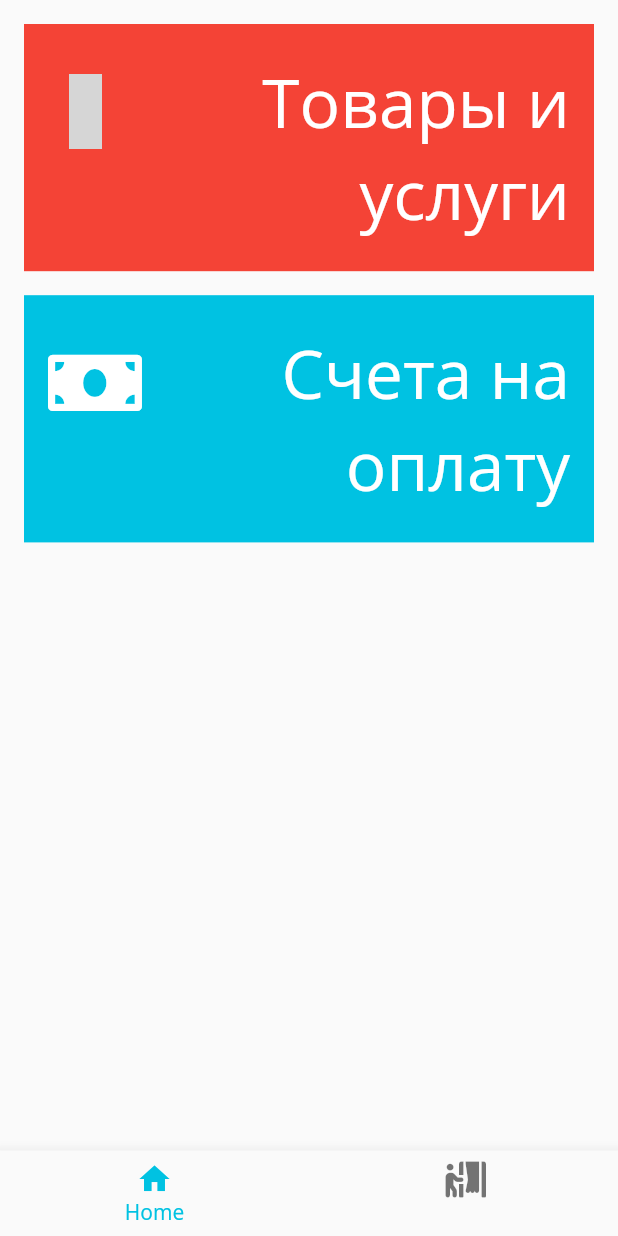
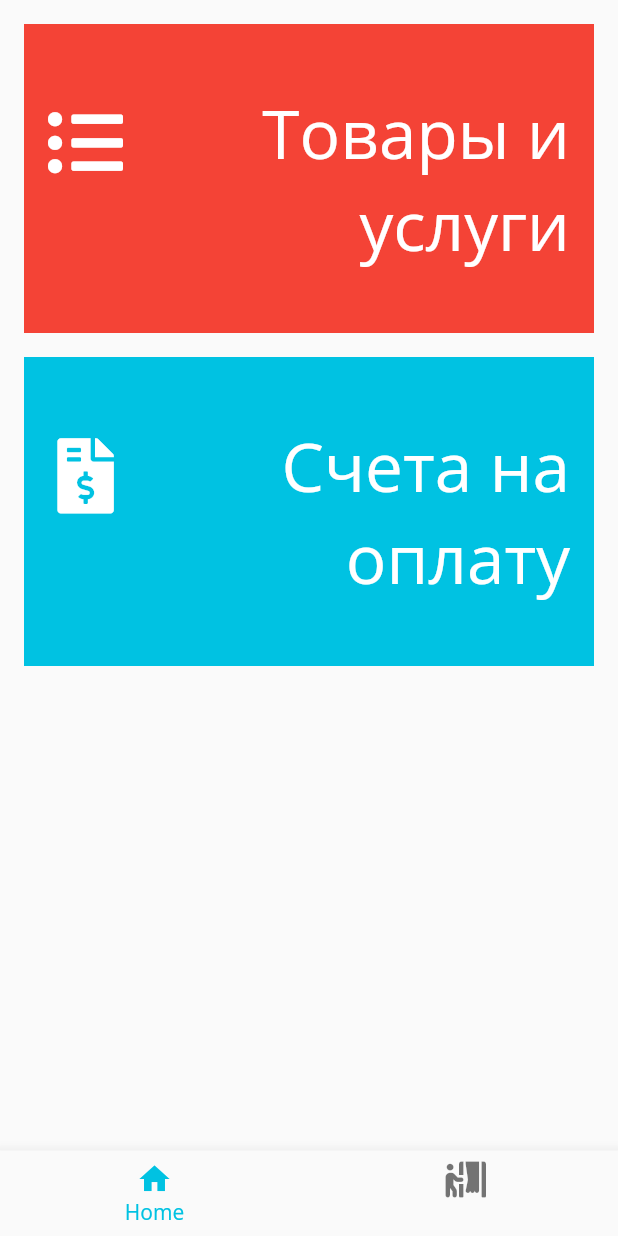
Before and after one commit to Zhalkhas/buhta_mobile, a Flutter app: the screen it shows after launch, on a phone screen of 412 x 824 dp. Run offline on Flutter 3.47's test engine with Material 2 defaults, Android fonts, the phone set to English and light mode, and no system bars; our stand-ins replace bloc, dartz, equatable, fluttericon, freezed_annotation, google_fonts and 1 more; accounts and stored records are empty; generated files the repository leaves out were written again; grey boxes are pictures that could not be loaded.

Commit message:
fixed home UI
Took 3 minutes

```diff
--- a/lib/presentation/pages/home.dart
+++ b/lib/presentation/pages/home.dart
@@ -1,12 +1,11 @@
-import 'package:buhta/presentation/pages/bills.dart';
-import 'package:buhta/presentation/pages/products.dart';
 import 'package:flutter/material.dart';
 import 'package:fluttericon/font_awesome5_icons.dart';
-import 'package:fluttericon/fontelico_icons.dart';
 
 import '../widgets/title_card.dart';
+import 'bills.dart';
+import 'products.dart';
 
-///Widget containing all
+/// Home tab of the application
 class HomePage extends StatefulWidget {
   @override
   State<StatefulWidget> createState() => _HomePageState();
@@ -23,7 +22,7 @@ class _HomePageState extends State<HomePage> {
             TitleCard(
               title: 'Товары и услуги',
               color: Colors.red,
-              leadingIcon: Fontelico.emo_angry,
+              leadingIcon: FontAwesome5.list_ul,
               onTap: () => Navigator.of(context).push(
                 MaterialPageRoute(
                   builder: (context) => ProductsListPage(),
@@ -33,7 +32,7 @@ class _HomePageState extends State<HomePage> {
             TitleCard(
               title: 'Счета на оплату',
               color: Color.fromRGBO(0, 0xc2, 0xe2, 1),
-              leadingIcon: FontAwesome5.money_bill,
+              leadingIcon: FontAwesome5.file_invoice_dollar,
               onTap: () => Navigator.of(context).push(MaterialPageRoute(
                 builder: (context) => BillsListPage(),
               )),
--- a/lib/presentation/widgets/title_card.dart
+++ b/lib/presentation/widgets/title_card.dart
@@ -1,11 +1,20 @@
 import 'package:flutter/material.dart';
 
+/// Card for showing document types on main page
 class TitleCard extends StatelessWidget {
+  ///
   final String title;
+
+  ///
   final Color color;
+
+  ///
   final VoidCallback onTap;
+
+  ///
   final IconData leadingIcon;
 
+  ///
   const TitleCard({
     Key key,
     @required this.title,
@@ -20,7 +29,7 @@ class TitleCard extends StatelessWidget {
     return Padding(
       padding: const EdgeInsets.all(8.0),
       child: Container(
-        height: size.height * 0.2,
+        height: size.height * 0.25,
         decoration: BoxDecoration(
           color: color,
           borderRadius: BorderRadius.zero,
```
